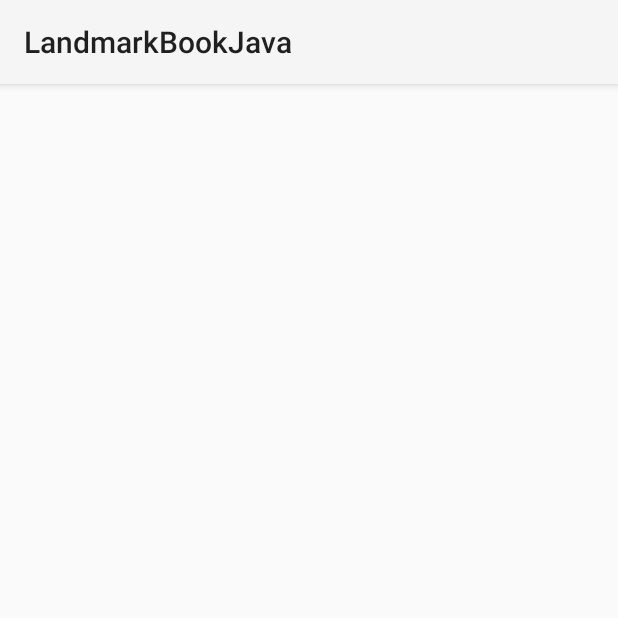
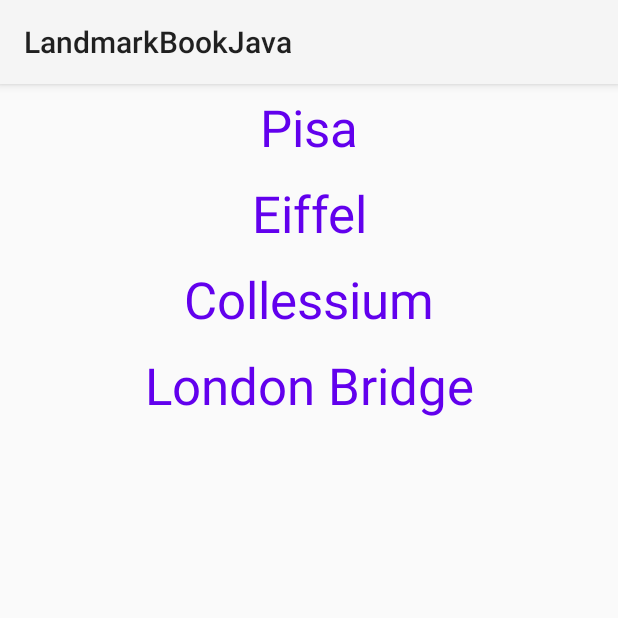
Before and after one commit to AlperCanErysr/LandmarkBookJava, an Android app: the screen it shows after launch (MainActivity), on a phone screen of 412 x 824 dp, the top half of it. Run offline under Robolectric (Android 15) with nearby library versions, the phone set to English and light mode, and no system bars.

Commit message:
LandmarkBookJava

```diff
--- a/LandmarkBookJava/app/src/main/java/com/can_erysr/landmarkbookjava/DetailsActivity.java
+++ b/LandmarkBookJava/app/src/main/java/com/can_erysr/landmarkbookjava/DetailsActivity.java
@@ -20,8 +20,10 @@ public class DetailsActivity extends AppCompatActivity {
         setContentView(view);
 
         Intent intent = getIntent();
+
         //Casting
         Landmark selectedLandmark = (Landmark) intent.getSerializableExtra("landmark");
+
 
         binding.nameText.setText(selectedLandmark.name);
         binding.countryText.setText(selectedLandmark.country);
--- a/LandmarkBookJava/app/src/main/java/com/can_erysr/landmarkbookjava/LandmarkAdapter.java
+++ b/LandmarkBookJava/app/src/main/java/com/can_erysr/landmarkbookjava/LandmarkAdapter.java
@@ -1,33 +1,62 @@
 package com.can_erysr.landmarkbookjava;
 
+
+
+import android.annotation.SuppressLint;
+import android.content.Intent;
+import android.view.LayoutInflater;
 import android.view.View;
 import android.view.ViewGroup;
 
 import androidx.annotation.NonNull;
 import androidx.recyclerview.widget.RecyclerView;
 
+import com.can_erysr.landmarkbookjava.databinding.RecyclerRowBinding;
+
+import java.util.ArrayList;
+
 public class LandmarkAdapter extends RecyclerView.Adapter<LandmarkAdapter.LandmarkHolder> {
+
+    ArrayList<Landmark> landmarkArrayList;
+
+    public LandmarkAdapter(ArrayList<Landmark> landmarkArrayList) {
+        this.landmarkArrayList = landmarkArrayList;
+    }
 
     @NonNull
     @Override
     public LandmarkHolder onCreateViewHolder(@NonNull ViewGroup parent, int viewType) {
-        return null;
+        RecyclerRowBinding recyclerRowBinding = RecyclerRowBinding.inflate(LayoutInflater.from(parent.getContext()),parent,false);
+        return new LandmarkHolder(recyclerRowBinding);
     }
 
     @Override
-    public void onBindViewHolder(@NonNull LandmarkHolder holder, int position) {
+    public void onBindViewHolder(@NonNull LandmarkHolder holder, @SuppressLint("RecyclerView") int position) {
+        holder.binding.recyclerViewTextView.setText(landmarkArrayList.get(position).name);
+        holder.itemView.setOnClickListener(new View.OnClickListener() {
+            @Override
+            public void onClick(View v) {
+                Intent intent = new Intent(holder.itemView.getContext(),DetailsActivity.class);
+                //chosenLandmark = landmarkArrayList.get(position);
+                intent.putExtra("landmark",landmarkArrayList.get(position));
+                holder.itemView.getContext().startActivity(intent);
+            }
+        });
 
     }
 
     @Override
     public int getItemCount() {
-        return 0;
+        return landmarkArrayList.size();
     }
 
     public class LandmarkHolder extends RecyclerView.ViewHolder{
 
-        public LandmarkHolder(@NonNull View itemView) {
-            super(itemView);
+        private RecyclerRowBinding binding;
+
+        public LandmarkHolder(RecyclerRowBinding binding) {
+            super(binding.getRoot());
+            this.binding=binding;
         }
     }
 
--- a/LandmarkBookJava/app/src/main/java/com/can_erysr/landmarkbookjava/MainActivity.java
+++ b/LandmarkBookJava/app/src/main/java/com/can_erysr/landmarkbookjava/MainActivity.java
@@ -1,6 +1,8 @@
 package com.can_erysr.landmarkbookjava;
 
 import androidx.appcompat.app.AppCompatActivity;
+import androidx.recyclerview.widget.GridLayoutManager;
+import androidx.recyclerview.widget.LinearLayoutManager;
 
 import android.app.ActionBar;
 import android.content.Intent;
@@ -20,6 +22,7 @@ public class MainActivity extends AppCompatActivity {
 
     ArrayList<Landmark> landmarkArrayList;
     private ActivityMainBinding binding;
+    //static Landmark chosenLandmark;
 
 
     @Override
@@ -42,6 +45,10 @@ public class MainActivity extends AppCompatActivity {
         landmarkArrayList.add(eiffel);
         landmarkArrayList.add(collessium);
         landmarkArrayList.add(londonBridge);
+
+        binding.recyclerView.setLayoutManager(new LinearLayoutManager(this));
+        LandmarkAdapter landmarkAdapter = new LandmarkAdapter(landmarkArrayList);
+        binding.recyclerView.setAdapter(landmarkAdapter);
 
         /*
         //Adapter
--- a/LandmarkBookJava/app/src/main/res/layout/recycler_row.xml
+++ b/LandmarkBookJava/app/src/main/res/layout/recycler_row.xml
@@ -1,20 +1,16 @@
 <?xml version="1.0" encoding="utf-8"?>
-<LinearLayout
-    xmlns:android="http://schemas.android.com/apk/res/android"
+<LinearLayout xmlns:android="http://schemas.android.com/apk/res/android"
     android:layout_width="match_parent"
     android:layout_height="wrap_content"
-    android:layout_margin="5dp"
-    >
+    android:layout_margin="6dp">
 
     <TextView
         android:id="@+id/recyclerViewTextView"
         android:layout_width="match_parent"
         android:layout_height="wrap_content"
         android:text="Test"
-        android:textSize="34sp"
+        android:textAlignment="center"
         android:textColor="#6200ED"
-        android:textAlignment="center"
-        >
-    </TextView>
+        android:textSize="34sp"></TextView>
 
 </LinearLayout>
```
